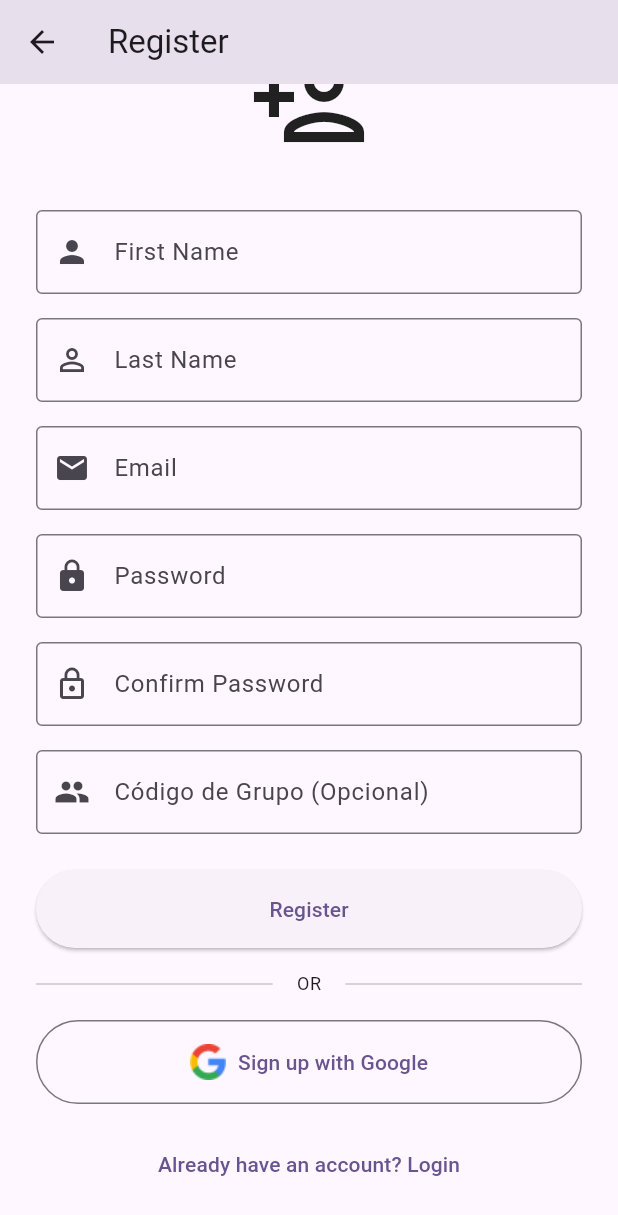
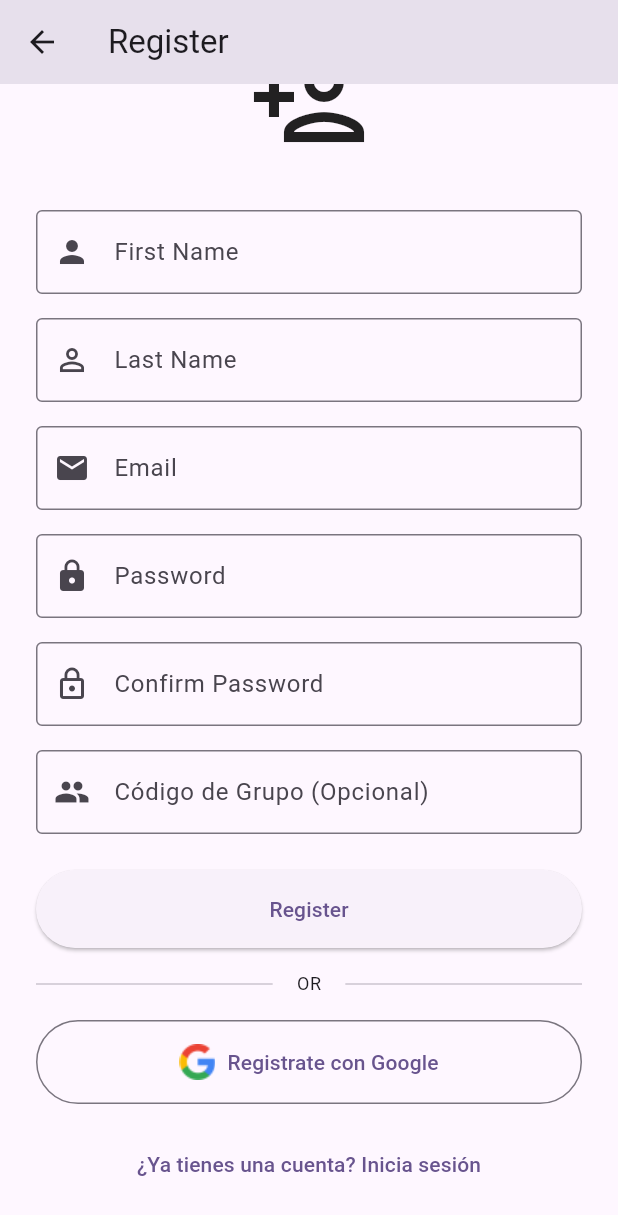
Before and after one commit to ricardocotillo/proplay, a Flutter app: the RegistrationScreen screen opened directly, scrolled down 52 dp, on a phone screen of 412 x 824 dp. Shown: the top 1215 px of the screen. Run offline on Flutter 3.47's test engine with Material 3 defaults, Android fonts, the phone set to English and light mode, and no system bars; our stand-ins replace bloc, cached_network_image, cloud_firestore, equatable, firebase_auth, firebase_core and 5 more; accounts and stored records are empty; network calls fail.

Commit message:
feat: add Google client ID and translate registration text to Spanish

```diff
--- a/lib/screens/registration_screen.dart
+++ b/lib/screens/registration_screen.dart
@@ -60,9 +60,7 @@ class _RegistrationScreenState extends State<RegistrationScreen> {
   @override
   Widget build(BuildContext context) {
     return Scaffold(
-      appBar: AppBar(
-        title: const Text('Register'),
-      ),
+      appBar: AppBar(title: const Text('Register')),
       body: BlocConsumer<AuthBloc, AuthState>(
         listener: (context, state) {
           if (state is AuthError) {
@@ -97,10 +95,7 @@ class _RegistrationScreenState extends State<RegistrationScreen> {
                   mainAxisAlignment: MainAxisAlignment.center,
                   crossAxisAlignment: CrossAxisAlignment.stretch,
                   children: [
-                    const Icon(
-                      Icons.person_add_outlined,
-                      size: 80,
-                    ),
+                    const Icon(Icons.person_add_outlined, size: 80),
                     const SizedBox(height: 32),
                     TextFormField(
                       controller: _firstNameController,
@@ -242,7 +237,7 @@ class _RegistrationScreenState extends State<RegistrationScreen> {
                         height: 24,
                         width: 24,
                       ),
-                      label: const Text('Sign up with Google'),
+                      label: const Text('Registrate con Google'),
                     ),
                     const SizedBox(height: 16),
                     TextButton(
@@ -251,7 +246,7 @@ class _RegistrationScreenState extends State<RegistrationScreen> {
                           : () {
                               Navigator.pop(context);
                             },
-                      child: const Text('Already have an account? Login'),
+                      child: const Text('¿Ya tienes una cuenta? Inicia sesión'),
                     ),
                   ],
                 ),
```
Also changed, not shown: 1 other file. Lines whose indentation alone changed are shown as unchanged.
